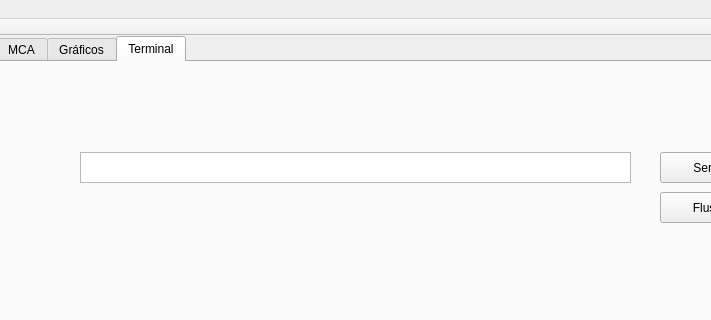
Old version of the form ui/MainWindow.ui in the repository dpirlo/qt-mca; both pictures show x 113 to 824 and y 0 to 320 of the 1031 by 679 pixel window.
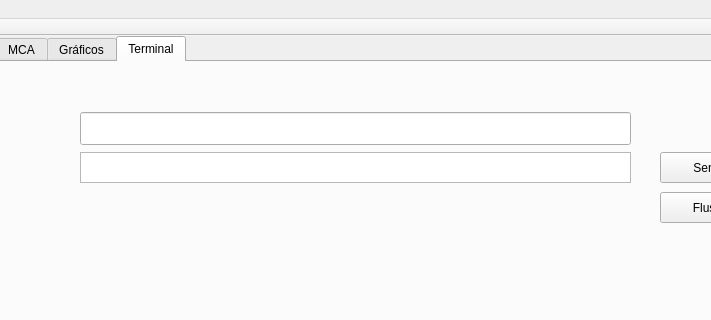
New version of the form. The open tabs and pages were chosen to show the change. Custom widgets are drawn as their Qt base class.

Commit message:
Agregado: [MainWindow] Parseo de archivos. Método getValuesFromFiles
Se habilitó el parseo de los archivos de calibración de HV, coeficientes de posición X e Y, coeficientes de tiempos y la ventana temporal. Se creó el método getValuesFromFiles() para convertir los datos de los archivos a vectores doubles, y de esta manera acceder para realizar los cálculos necesarios. Finalmente se mejoró el manejo de excepciones para la configuración de HV.

Diff of the .ui file:
```diff
--- a/ui/MainWindow.ui
+++ b/ui/MainWindow.ui
@@ -3117,6 +3117,16 @@
        <string>getMCA</string>
       </property>
      </widget>
+     <widget class="QLineEdit" name="lineEdit">
+      <property name="geometry">
+       <rect>
+        <x>180</x>
+        <y>50</y>
+        <width>551</width>
+        <height>33</height>
+       </rect>
+      </property>
+     </widget>
     </widget>
    </widget>
   </widget>
```
The commit also changes 2 other files.
